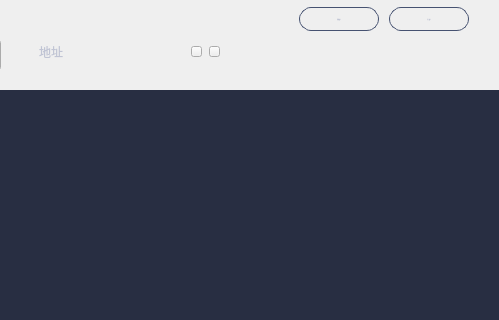
Above: mainpage.ui from HcashOrg/hx-indicator before the change; both pictures show x 181 to 680 and y 0 to 320 of the 680 by 482 pixel window. Below: the same form after it.
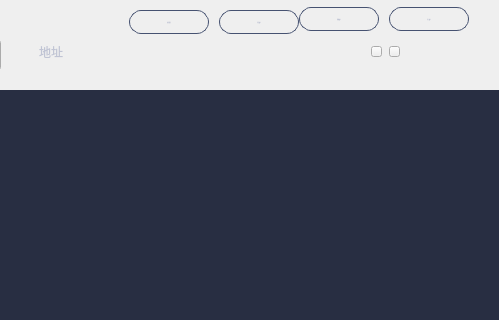
That is the form after the change.

Commit message: import export

What changed in the file:
```diff
--- a/mainpage.ui
+++ b/mainpage.ui
@@ -239,7 +239,7 @@
   <widget class="QToolButton" name="copyBtn">
    <property name="geometry">
     <rect>
-     <x>372</x>
+     <x>552</x>
      <y>46</y>
      <width>11</width>
      <height>11</height>
@@ -312,7 +312,7 @@
     <rect>
      <x>262</x>
      <y>40</y>
-     <width>100</width>
+     <width>280</width>
      <height>24</height>
     </rect>
    </property>
@@ -362,7 +362,7 @@
   <widget class="QToolButton" name="qrcodeBtn">
    <property name="geometry">
     <rect>
-     <x>390</x>
+     <x>570</x>
      <y>46</y>
      <width>11</width>
      <height>11</height>
@@ -383,6 +383,86 @@
     <string/>
    </property>
   </widget>
+  <widget class="QToolButton" name="backupWalletBtn">
+   <property name="geometry">
+    <rect>
+     <x>310</x>
+     <y>10</y>
+     <width>80</width>
+     <height>24</height>
+    </rect>
+   </property>
+   <property name="font">
+    <font>
+     <family>微软雅黑</family>
+     <pointsize>-1</pointsize>
+     <weight>50</weight>
+     <italic>false</italic>
+     <bold>false</bold>
+    </font>
+   </property>
+   <property name="cursor">
+    <cursorShape>PointingHandCursor</cursorShape>
+   </property>
+   <property name="focusPolicy">
+    <enum>Qt::NoFocus</enum>
+   </property>
+   <property name="styleSheet">
+    <string notr="true">QToolButton{color:rgb(192,196,212);border:1px solid  rgb(70,82,113);border-radius:12px;
+background-color: transparent;
+font: 12px &quot;微软雅黑&quot;;}
+QToolButton:hover{color:white;border-color:rgb(24,140,249);background-color:rgb(24,140,249);}</string>
+   </property>
+   <property name="text">
+    <string>备份钱包</string>
+   </property>
+  </widget>
+  <widget class="QToolButton" name="exportBtn">
+   <property name="geometry">
+    <rect>
+     <x>400</x>
+     <y>10</y>
+     <width>80</width>
+     <height>24</height>
+    </rect>
+   </property>
+   <property name="font">
+    <font>
+     <family>微软雅黑</family>
+     <pointsize>-1</pointsize>
+     <weight>50</weight>
+     <italic>false</italic>
+     <bold>false</bold>
+    </font>
+   </property>
+   <property name="cursor">
+    <cursorShape>PointingHandCursor</cursorShape>
+   </property>
+   <property name="focusPolicy">
+    <enum>Qt::NoFocus</enum>
+   </property>
+   <property name="styleSheet">
+    <string notr="true">QToolButton{color:rgb(192,196,212);border:1px solid  rgb(70,82,113);border-radius:12px;
+background-color: transparent;
+font: 12px &quot;微软雅黑&quot;;}
+QToolButton:hover{color:white;border-color:rgb(24,140,249);background-color:rgb(24,140,249);}</string>
+   </property>
+   <property name="text">
+    <string>导出账户</string>
+   </property>
+  </widget>
+  <zorder>addressLabel</zorder>
+  <zorder>accountListLabel</zorder>
+  <zorder>addAccountBtn</zorder>
+  <zorder>accountTableWidget</zorder>
+  <zorder>importAccountBtn</zorder>
+  <zorder>copyBtn</zorder>
+  <zorder>accountComboBox</zorder>
+  <zorder>label</zorder>
+  <zorder>addressLabel2</zorder>
+  <zorder>qrcodeBtn</zorder>
+  <zorder>backupWalletBtn</zorder>
+  <zorder>exportBtn</zorder>
  </widget>
  <resources/>
  <connections/>
```
Left out of the diff: 2 changed lines with no effect on the pictures. The commit also changes 12 other files.
